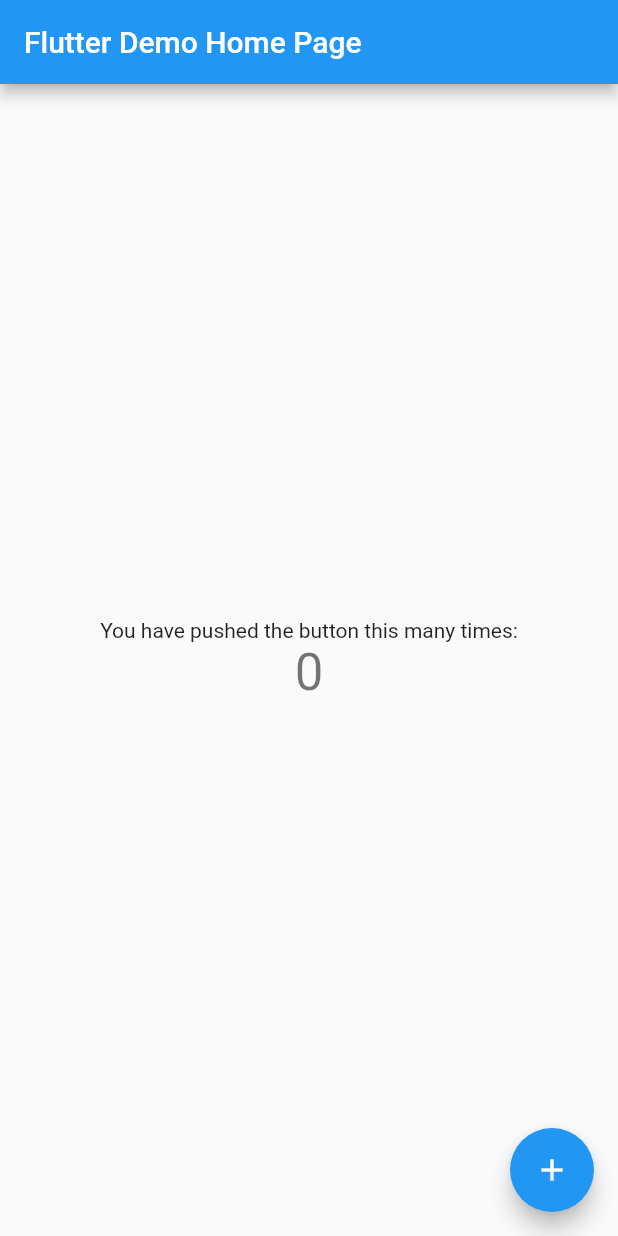
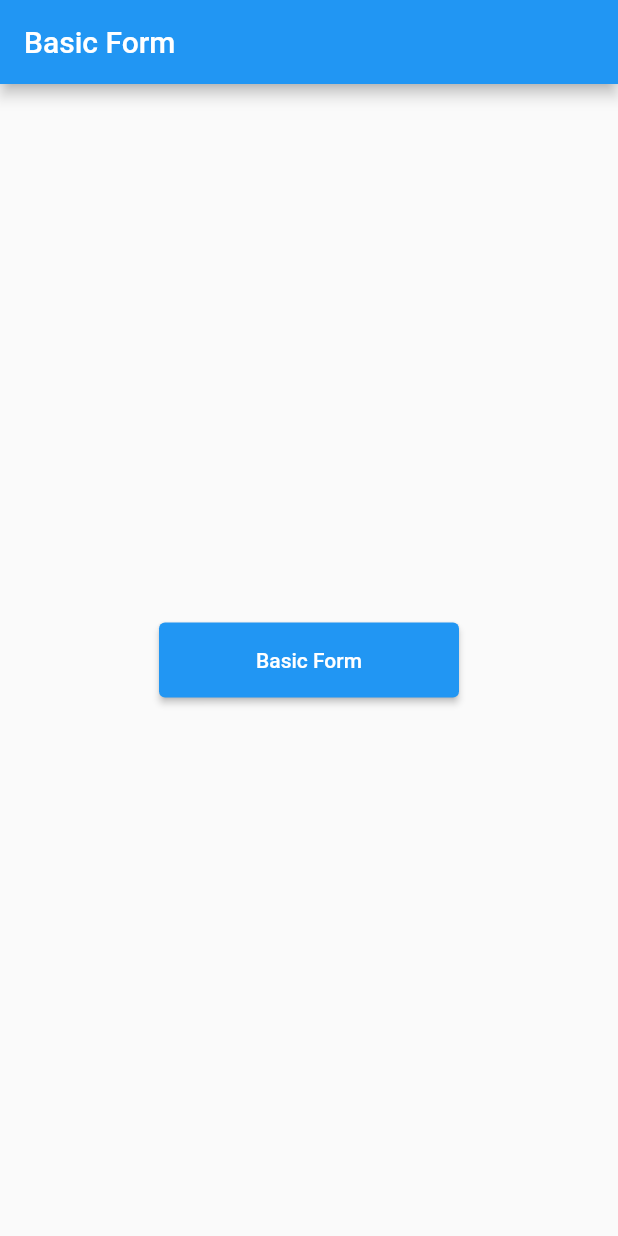
Before and after one commit to thales-goncalves3/projeto-flutter, a Flutter app: the screen it shows after launch, on a phone screen of 412 x 824 dp. Run offline on Flutter 3.47's test engine with Material 2 defaults, Android fonts, the phone set to English and light mode, and no system bars; our stand-ins replace string_validator.

Commit message:
a basic from using flutter

```diff
--- a/lib/main.dart
+++ b/lib/main.dart
@@ -1,3 +1,4 @@
+import 'package:basic_form/basic_form.dart';
 import 'package:flutter/material.dart';
 
 void main() {
@@ -7,109 +8,45 @@ void main() {
 class MyApp extends StatelessWidget {
   const MyApp({super.key});
 
-  // This widget is the root of your application.
   @override
   Widget build(BuildContext context) {
     return MaterialApp(
-      title: 'Flutter Demo',
+      debugShowCheckedModeBanner: false,
+      title: 'Basic Form',
+      initialRoute: '/',
+      routes: {
+        '/': (context) => const HomePage(),
+        '/basic_form': (context) => BasicForm(),
+      },
       theme: ThemeData(
-        // This is the theme of your application.
-        //
-        // Try running your application with "flutter run". You'll see the
-        // application has a blue toolbar. Then, without quitting the app, try
-        // changing the primarySwatch below to Colors.green and then invoke
-        // "hot reload" (press "r" in the console where you ran "flutter run",
-        // or simply save your changes to "hot reload" in a Flutter IDE).
-        // Notice that the counter didn't reset back to zero; the application
-        // is not restarted.
         primarySwatch: Colors.blue,
       ),
-      home: const MyHomePage(title: 'Flutter Demo Home Page'),
     );
   }
 }
 
-class MyHomePage extends StatefulWidget {
-  const MyHomePage({super.key, required this.title});
-
-  // This widget is the home page of your application. It is stateful, meaning
-  // that it has a State object (defined below) that contains fields that affect
-  // how it looks.
-
-  // This class is the configuration for the state. It holds the values (in this
-  // case the title) provided by the parent (in this case the App widget) and
-  // used by the build method of the State. Fields in a Widget subclass are
-  // always marked "final".
-
-  final String title;
-
-  @override
-  State<MyHomePage> createState() => _MyHomePageState();
-}
-
-class _MyHomePageState extends State<MyHomePage> {
-  int _counter = 0;
-
-  void _incrementCounter() {
-    setState(() {
-      // This call to setState tells the Flutter framework that something has
-      // changed in this State, which causes it to rerun the build method below
-      // so that the display can reflect the updated values. If we changed
-      // _counter without calling setState(), then the build method would not be
-      // called again, and so nothing would appear to happen.
-      _counter++;
-    });
-  }
+class HomePage extends StatelessWidget {
+  const HomePage({super.key});
 
   @override
   Widget build(BuildContext context) {
-    // This method is rerun every time setState is called, for instance as done
-    // by the _incrementCounter method above.
-    //
-    // The Flutter framework has been optimized to make rerunning build methods
-    // fast, so that you can just rebuild anything that needs updating rather
-    // than having to individually change instances of widgets.
     return Scaffold(
-      appBar: AppBar(
-        // Here we take the value from the MyHomePage object that was created by
-        // the App.build method, and use it to set our appbar title.
-        title: Text(widget.title),
-      ),
-      body: Center(
-        // Center is a layout widget. It takes a single child and positions it
-        // in the middle of the parent.
-        child: Column(
-          // Column is also a layout widget. It takes a list of children and
-          // arranges them vertically. By default, it sizes itself to fit its
-          // children horizontally, and tries to be as tall as its parent.
-          //
-          // Invoke "debug painting" (press "p" in the console, choose the
-          // "Toggle Debug Paint" action from the Flutter Inspector in Android
-          // Studio, or the "Toggle Debug Paint" command in Visual Studio Code)
-          // to see the wireframe for each widget.
-          //
-          // Column has various properties to control how it sizes itself and
-          // how it positions its children. Here we use mainAxisAlignment to
-          // center the children vertically; the main axis here is the vertical
-          // axis because Columns are vertical (the cross axis would be
-          // horizontal).
-          mainAxisAlignment: MainAxisAlignment.center,
-          children: <Widget>[
-            const Text(
-              'You have pushed the button this many times:',
+        appBar: AppBar(
+          title: const Text("Basic Form"),
+        ),
+
+        body: Center(
+          child: SizedBox(
+            height: 50,
+            width: 200,
+            child: ElevatedButton(
+              onPressed: () => {
+                Navigator.of(context).pushNamed('/basic_form'),
+              } ,
+              child: const Text("Basic Form"),
             ),
-            Text(
-              '$_counter',
-              style: Theme.of(context).textTheme.headline4,
-            ),
-          ],
+          ),
         ),
-      ),
-      floatingActionButton: FloatingActionButton(
-        onPressed: _incrementCounter,
-        tooltip: 'Increment',
-        child: const Icon(Icons.add),
-      ), // This trailing comma makes auto-formatting nicer for build methods.
-    );
+      );
   }
 }
```
Also changed, not shown: lib/basic_form.dart (added, +222 -0 lines), lib/custom_input.dart (added, +43 -0 lines), lib/model/user_model.dart (added, +27 -0 lines), pubspec.yaml (+3 -4 lines), pubspec.lock.
